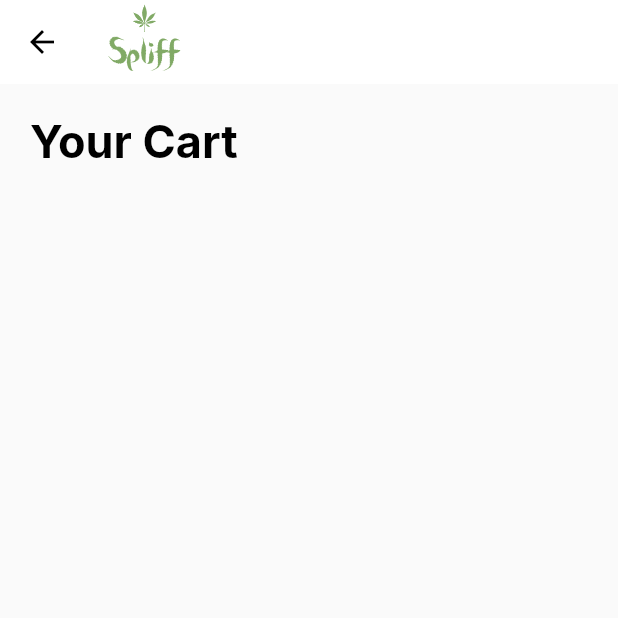
After one commit to shradha-khapra/Apni-Kaksha-Demo-Tasks, a Flutter app: the ShoppingCartScreen screen opened by its route, on a phone screen of 412 x 824 dp, the top half of it. The commit adds this screen. Run offline on Flutter 3.47's test engine with Material 2 defaults, Android fonts, the phone set to English and light mode, and no system bars; our stand-ins replace flutter_bloc, flutter_svg; Roboto replaces fonts that are missing (Inter).

Commit message:
feat: create cart page and router functions

```diff
--- /dev/null
+++ b/lib/presentation/components/your_cart_body.dart
@@ -0,0 +1,24 @@
+import 'package:flutter/material.dart';
+import 'package:shopit/core/constants/utils.dart';
+import 'package:shopit/core/themes/app_theme.dart';
+
+class YourCartBody extends StatelessWidget {
+  final _theme = AppTheme.defaultTheme;
+
+  @override
+  Widget build(BuildContext context) {
+    final _screenWidth = MediaQuery.of(context).size.width;
+    return Column(
+      crossAxisAlignment: CrossAxisAlignment.start,
+      children: <Widget>[
+        Padding(
+          padding: const EdgeInsets.only(
+              top: Utils.defaultPadding,
+              right: Utils.defaultPadding,
+              left: Utils.defaultPadding),
+          child: Text("Your Cart", style: _theme.textTheme.headline1),
+        ),
+      ],
+    );
+  }
+}
--- a/lib/presentation/router/app_router.dart
+++ b/lib/presentation/router/app_router.dart
@@ -1,9 +1,11 @@
 import 'package:flutter/material.dart';
 import 'package:shopit/core/exceptions/route_exception.dart';
 import 'package:shopit/presentation/screens/home_screens.dart';
+import 'package:shopit/presentation/screens/your_cart.dart';
 
 class AppRouter {
-  static const String home = '/';
+  static const String home = "/";
+  static const String cart = "/cart";
 
   const AppRouter._();
 
@@ -13,6 +15,10 @@ class AppRouter {
         return MaterialPageRoute(
           builder: (_) => HomeScreen(),
         );
+      case cart:
+        return MaterialPageRoute(
+          builder: (_) => ShoppingCartScreen(),
+        );
       default:
         throw const RouteException('Route not found!');
     }
--- a/lib/presentation/screens/home_screens.dart
+++ b/lib/presentation/screens/home_screens.dart
@@ -7,6 +7,7 @@ import 'package:shopit/data/bloc/product_bloc.dart';
 import 'package:shopit/data/models/demi_data.dart';
 import 'package:shopit/data/models/product.dart';
 import 'package:shopit/presentation/components/home_screen_body.dart';
+import 'package:shopit/presentation/router/app_router.dart';
 
 class HomeScreen extends StatelessWidget {
   final _theme = AppTheme.defaultTheme;
@@ -42,7 +43,9 @@ class HomeScreen extends StatelessWidget {
         Stack(
           children: [
             IconButton(
-              onPressed: () {},
+              onPressed: () {
+                Navigator.pushNamed(context, AppRouter.cart);
+              },
               icon: SvgPicture.asset(
                 "assets/icons/cart.svg",
                 color: _theme.accentColor,
--- /dev/null
+++ b/lib/presentation/screens/your_cart.dart
@@ -0,0 +1,27 @@
+import 'package:flutter/material.dart';
+import 'package:flutter_svg/svg.dart';
+import 'package:shopit/core/themes/app_theme.dart';
+import 'package:shopit/presentation/components/your_cart_body.dart';
+
+class ShoppingCartScreen extends StatelessWidget {
+  final _theme = AppTheme.defaultTheme;
+
+  @override
+  Widget build(BuildContext context) {
+    return Scaffold(
+      appBar: _createAppBar(),
+      body: YourCartBody(),
+    );
+  }
+
+  AppBar _createAppBar() {
+    return AppBar(
+      backgroundColor: _theme.backgroundColor,
+      elevation: 0,
+      title: SvgPicture.asset(
+        "assets/icons/logo.svg",
+        height: 50,
+      ),
+    );
+  }
+}
```
